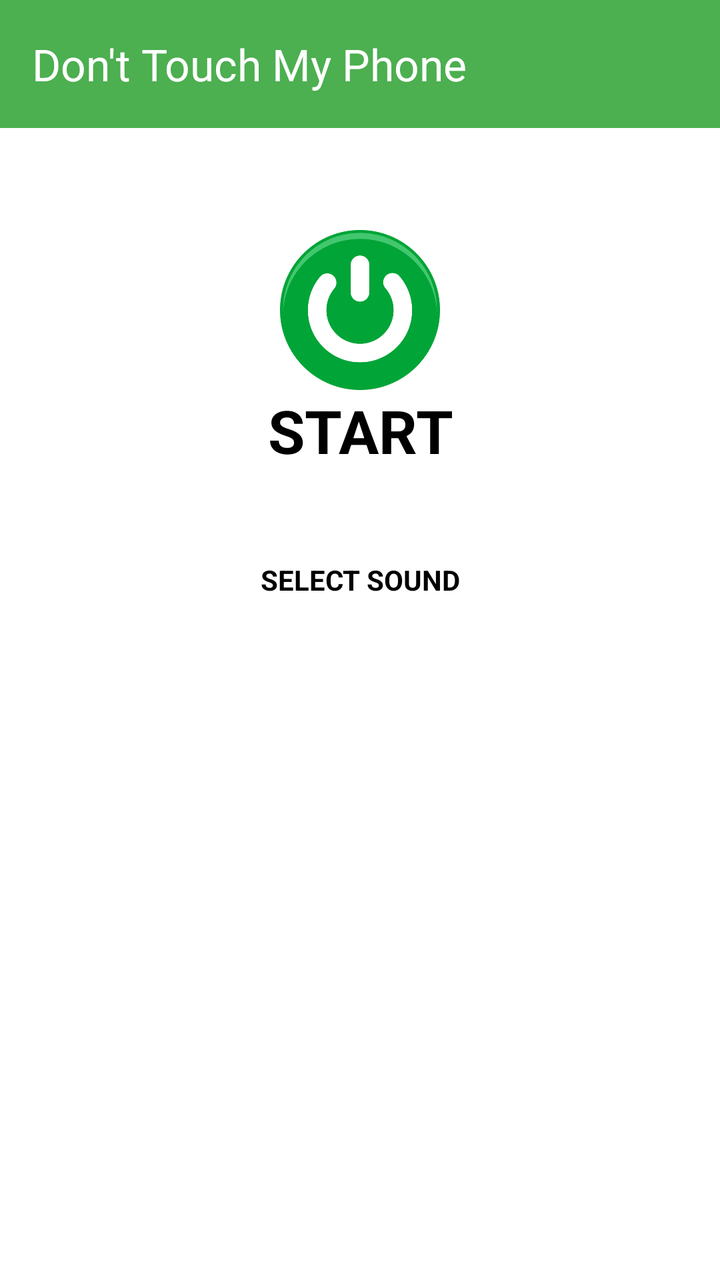
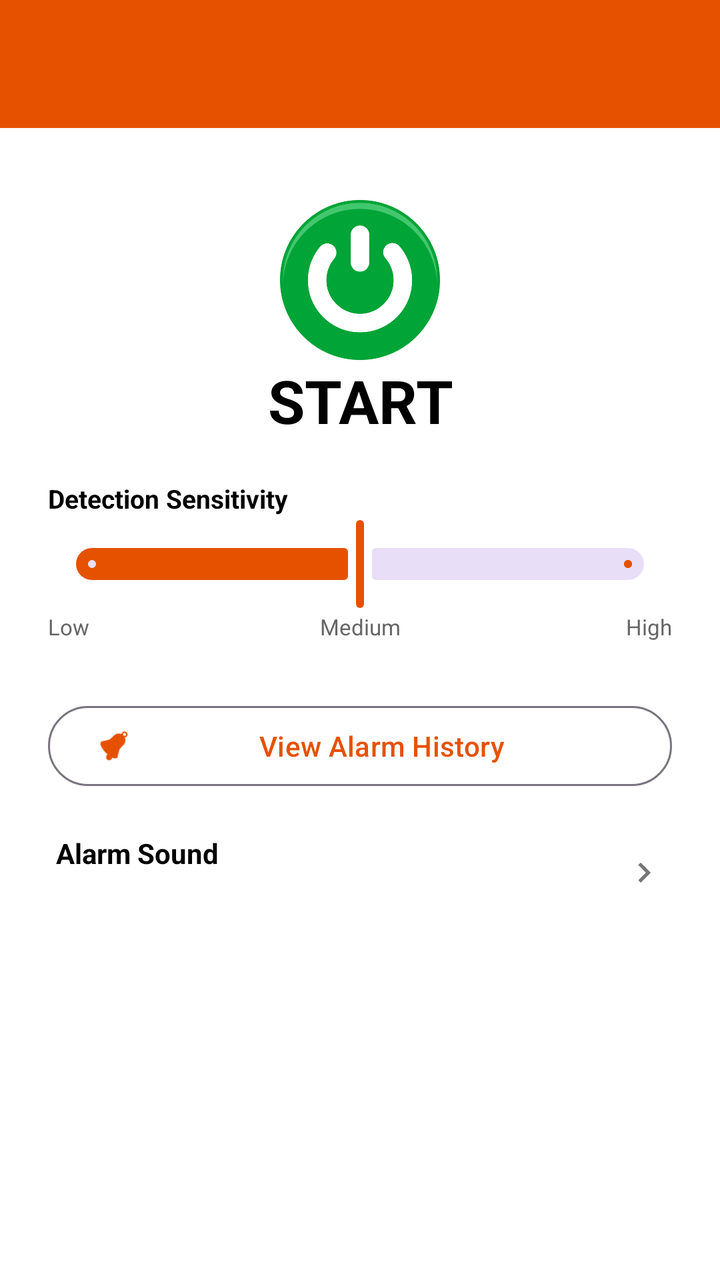

The first picture is an Android layout as it rendered before a commit; the second is the same layout after the commit. The layout source and the unified diff follow.
<!-- AndroidManifest.xml: application theme Theme.DontTouchMyPhone -->
<!-- res/layout/activity_main.xml -->
<?xml version="1.0" encoding="utf-8"?>
<RelativeLayout xmlns:android="http://schemas.android.com/apk/res/android"
    xmlns:app="http://schemas.android.com/apk/res-auto"
    android:layout_width="match_parent"
    android:layout_height="match_parent"
    android:background="#FFFF">

    <LinearLayout
        android:layout_width="match_parent"
        android:layout_height="match_parent"
        android:layout_alignParentStart="true"
        android:layout_marginStart="0dp"
        android:orientation="vertical">

        <com.google.android.material.appbar.AppBarLayout
            android:id="@+id/tool"
            android:layout_width="match_parent"
            android:layout_height="wrap_content"
            android:theme="@style/ThemeOverlay.AppCompat.Dark.ActionBar"
            app:layout_constraintEnd_toEndOf="parent"
            app:layout_constraintStart_toStartOf="parent"
            app:layout_constraintTop_toTopOf="parent"
            app:layout_constraintBottom_toTopOf="@+id/linearLayout">

            <com.google.android.material.appbar.MaterialToolbar
                android:id="@+id/toolbar"
                android:layout_width="match_parent"
                android:layout_height="?attr/actionBarSize"
                android:background="#4CAF50"
                app:layout_scrollFlags="scroll|enterAlways"
                app:popupTheme="@style/ThemeOverlay.AppCompat.Light"
                app:title="Don't Touch My Phone"
                app:titleTextColor="@android:color/white" />

        </com.google.android.material.appbar.AppBarLayout>

        <ScrollView
            android:layout_width="match_parent"
            android:layout_height="match_parent"
            android:fillViewport="true">

            
            <LinearLayout
                android:layout_width="match_parent"
                android:layout_height="wrap_content"
                android:orientation="vertical"
                android:padding="16dp">

                <LinearLayout
                    android:layout_width="match_parent"
                    android:layout_height="wrap_content"
                    android:orientation="vertical"
                    android:padding="20dp">

                    
                    <LinearLayout
                        android:id="@+id/startServiceButton"
                        android:layout_width="match_parent"
                        android:layout_height="wrap_content"
                        android:gravity="center_horizontal"
                        android:orientation="vertical"
                        android:padding="15dp">

                        <ImageView
                            android:id="@+id/image"
                            android:layout_width="80dp"
                            android:layout_height="80dp"
                            android:layout_gravity="center"
                            android:src="@drawable/turnonicon" />

                        <TextView
                            android:id="@+id/statusBtn"
                            android:layout_width="wrap_content"
                            android:layout_height="wrap_content"
                            android:gravity="center"
                            android:text="START"
                            android:textColor="@color/black"
                            android:textSize="30sp"
                            android:textStyle="bold" />

                        
                        <TextView
                            android:id="@+id/countdownTimer"
                            android:layout_width="match_parent"

                            android:layout_height="wrap_content"
                            android:gravity="center"
                            android:text=""
                            android:textColor="@color/black"
                            android:textSize="20sp"
                            android:textStyle="bold"
                            android:visibility="gone" />
                    </LinearLayout>
                </LinearLayout>

                <TextView
                    android:id="@+id/select"
                    android:layout_width="match_parent"
                    android:layout_height="wrap_content"
                    android:padding="10dp"
                    android:text="SELECT SOUND"
                    android:textAlignment="center"
                    android:textColor="@color/black"
                    android:textStyle="bold" />

                
                <androidx.recyclerview.widget.RecyclerView
                    android:id="@+id/recyclerView"
                    android:layout_width="match_parent"
                    android:layout_height="wrap_content" />
            </LinearLayout>
        </ScrollView>
    </LinearLayout>
</RelativeLayout>
<!-- resources referenced by this layout -->
<resources>
  <color name="black">#FF000000</color>
  <!-- drawable turnonicon: png bitmap (drawable, 5613 bytes) -->
  <style name="Theme.DontTouchMyPhone" parent="Base.Theme.DontTouchMyPhone" />
  <style name="Base.Theme.DontTouchMyPhone" parent="Theme.Material3.DayNight.NoActionBar">
          
          
          <item name="colorPrimary">@color/your_toolbar_color</item>
          <item name="colorPrimaryDark">@color/your_status_bar_color</item>
          <item name="colorAccent">@color/colorAccent</item>
      </style>
  <color name="your_toolbar_color">#FF6200EE</color>
  <color name="your_status_bar_color">#4CAF50</color>
  <color name="colorAccent">#03DAC5</color>
</resources>

<!-- the commit's change to res/layout/activity_main.xml (unified diff, before → after) -->
@@ -3,34 +3,26 @@
     xmlns:app="http://schemas.android.com/apk/res-auto"
     android:layout_width="match_parent"
     android:layout_height="match_parent"
-    android:background="#FFFF">
+    android:background="#FFFFFF">
 
     <LinearLayout
         android:layout_width="match_parent"
         android:layout_height="match_parent"
-        android:layout_alignParentStart="true"
-        android:layout_marginStart="0dp"
         android:orientation="vertical">
 
         <com.google.android.material.appbar.AppBarLayout
             android:id="@+id/tool"
             android:layout_width="match_parent"
             android:layout_height="wrap_content"
-            android:theme="@style/ThemeOverlay.AppCompat.Dark.ActionBar"
-            app:layout_constraintEnd_toEndOf="parent"
-            app:layout_constraintStart_toStartOf="parent"
-            app:layout_constraintTop_toTopOf="parent"
-            app:layout_constraintBottom_toTopOf="@+id/linearLayout">
+            android:theme="@style/ThemeOverlay.AppCompat.Dark.ActionBar">
 
             <com.google.android.material.appbar.MaterialToolbar
                 android:id="@+id/toolbar"
                 android:layout_width="match_parent"
                 android:layout_height="?attr/actionBarSize"
-                android:background="#4CAF50"
-                app:layout_scrollFlags="scroll|enterAlways"
-                app:popupTheme="@style/ThemeOverlay.AppCompat.Light"
-                app:title="Don't Touch My Phone"
-                app:titleTextColor="@android:color/white" />
+                android:background="#E65100"
+                app:titleTextColor="@android:color/white"
+                app:popupTheme="@style/ThemeOverlay.AppCompat.Light" />
 
         </com.google.android.material.appbar.AppBarLayout>
 
@@ -39,75 +31,177 @@
             android:layout_height="match_parent"
             android:fillViewport="true">
 
-            
             <LinearLayout
                 android:layout_width="match_parent"
                 android:layout_height="wrap_content"
                 android:orientation="vertical"
                 android:padding="16dp">
 
+                
                 <LinearLayout
                     android:layout_width="match_parent"
                     android:layout_height="wrap_content"
+                    android:gravity="center_horizontal"
                     android:orientation="vertical"
                     android:padding="20dp">
 
-                    
+                    <ImageView
+                        android:id="@+id/image"
+                        android:layout_width="80dp"
+                        android:layout_height="80dp"
+                        android:layout_gravity="center"
+                        android:src="@drawable/turnonicon" />
+
+                    <TextView
+                        android:id="@+id/statusBtn"
+                        android:layout_width="wrap_content"
+                        android:layout_height="wrap_content"
+                        android:gravity="center"
+                        android:text="START"
+                        android:textColor="@color/black"
+                        android:textSize="30sp"
+                        android:textStyle="bold" />
+
+                    <TextView
+                        android:id="@+id/countdownTimer"
+                        android:layout_width="match_parent"
+                        android:layout_height="wrap_content"
+                        android:gravity="center"
+                        android:text=""
+                        android:textColor="@color/black"
+                        android:textSize="18sp"
+                        android:textStyle="bold"
+                        android:visibility="gone" />
+
+                </LinearLayout>
+
+                
+                <LinearLayout
+                    android:id="@+id/sensitivitySection"
+                    android:layout_width="match_parent"
+                    android:layout_height="wrap_content"
+                    android:orientation="vertical"
+                    android:paddingStart="8dp"
+                    android:paddingEnd="8dp"
+                    android:paddingBottom="8dp">
+
+                    <TextView
+                        android:layout_width="wrap_content"
+                        android:layout_height="wrap_content"
+                        android:text="Detection Sensitivity"
+                        android:textColor="@color/black"
+                        android:textSize="13sp"
+                        android:textStyle="bold" />
+
+                    <com.google.android.material.slider.Slider
+                        android:id="@+id/sensitivitySlider"
+                        android:layout_width="match_parent"
+                        android:layout_height="wrap_content"
+                        android:valueFrom="0"
+                        android:valueTo="2"
+                        android:stepSize="1"
+                        app:thumbColor="#E65100"
+                        app:trackColorActive="#E65100"
+                        android:value="1" />
+
                     <LinearLayout
-                        android:id="@+id/startServiceButton"
-                        android:layout_width="match_parent"
-                        android:layout_height="wrap_content"
-                        android:gravity="center_horizontal"
-                        android:orientation="vertical"
-                        android:padding="15dp">
-
-                        <ImageView
-                            android:id="@+id/image"
-                            android:layout_width="80dp"
-                            android:layout_height="80dp"
-                            android:layout_gravity="center"
-                            android:src="@drawable/turnonicon" />
-
-                        <TextView
-                            android:id="@+id/statusBtn"
+                        android:layout_width="match_parent"
+                        android:layout_height="wrap_content"
+                        android:orientation="horizontal">
+
+                        <TextView
+                            android:layout_width="0dp"
+                            android:layout_height="wrap_content"
+                            android:layout_weight="1"
+                            android:gravity="start"
+                            android:text="Low"
+                            android:textColor="#666666"
+                            android:textSize="11sp" />
+
+                        <TextView
+                            android:layout_width="0dp"
+                            android:layout_height="wrap_content"
+                            android:layout_weight="1"
+                            android:gravity="center"
+                            android:text="Medium"
+                            android:textColor="#666666"
+                            android:textSize="11sp" />
+
+                        <TextView
+                            android:layout_width="0dp"
+                            android:layout_height="wrap_content"
+                            android:layout_weight="1"
+                            android:gravity="end"
+                            android:text="High"
+                            android:textColor="#666666"
+                            android:textSize="11sp" />
+
+                    </LinearLayout>
+
+                    <TextView
+                        android:id="@+id/tvSensitivityHint"
+                        android:layout_width="match_parent"
+                        android:layout_height="wrap_content"
+                        android:layout_marginTop="4dp"
+                        android:gravity="center"
+                        android:textColor="#E65100"
+                        android:textSize="12sp"
+                        android:textStyle="italic" />
+
+                </LinearLayout>
+
+                
+                <com.google.android.material.button.MaterialButton
+                    android:id="@+id/btnHistory"
+                    style="@style/Widget.Material3.Button.OutlinedButton"
+                    android:layout_width="match_parent"
+                    android:layout_height="wrap_content"
+                    android:layout_marginStart="8dp"
+                    android:layout_marginEnd="8dp"
+                    android:layout_marginBottom="8dp"
+                    android:text="View Alarm History"
+                    app:icon="@drawable/alarm" />
+
+                <LinearLayout
+                    android:id="@+id/soundPickerRow"
+                    android:layout_width="match_parent"
+                    android:layout_height="wrap_content"
+                    android:background="?attr/selectableItemBackground"
+                    android:gravity="center_vertical"
+                    android:orientation="horizontal"
+                    android:padding="12dp">
+
+                    <LinearLayout
+                        android:layout_width="0dp"
+                        android:layout_height="wrap_content"
+                        android:layout_weight="1"
+                        android:orientation="vertical">
+
+                        <TextView
                             android:layout_width="wrap_content"
                             android:layout_height="wrap_content"
-                            android:gravity="center"
-                            android:text="START"
+                            android:text="Alarm Sound"
                             android:textColor="@color/black"
-                            android:textSize="30sp"
+                            android:textSize="14sp"
                             android:textStyle="bold" />
 
-                        
-                        <TextView
-                            android:id="@+id/countdownTimer"
-                            android:layout_width="match_parent"
-
-                            android:layout_height="wrap_content"
-                            android:gravity="center"
-                            android:text=""
-                            android:textColor="@color/black"
-                            android:textSize="20sp"
-                            android:textStyle="bold"
-                            android:visibility="gone" />
+                        <TextView
+                            android:id="@+id/tvSelectedSound"
+                            android:layout_width="wrap_content"
+                            android:layout_height="wrap_content"
+                            android:layout_marginTop="2dp"
+                            android:textColor="#E65100"
+                            android:textSize="13sp" />
+
                     </LinearLayout>
+
+                    <ImageView
+                        android:layout_width="20dp"
+                        android:layout_height="20dp"
+                        android:src="@drawable/ic_arrow_right" />
+
                 </LinearLayout>
 
-                <TextView
-                    android:id="@+id/select"
-                    android:layout_width="match_parent"
-                    android:layout_height="wrap_content"
-                    android:padding="10dp"
-                    android:text="SELECT SOUND"
-                    android:textAlignment="center"
-                    android:textColor="@color/black"
-                    android:textStyle="bold" />
-
-                
-                <androidx.recyclerview.widget.RecyclerView
-                    android:id="@+id/recyclerView"
-                    android:layout_width="match_parent"
-                    android:layout_height="wrap_content" />
             </LinearLayout>
         </ScrollView>
     </LinearLayout>
<!-- resource entries referenced after the edit -->
@@ -1,17 +1,29 @@
 <!-- resources referenced by this layout -->
 <resources>
   <color name="black">#FF000000</color>
+  <!-- drawable alarm: png bitmap (drawable, 1106 bytes) -->
+  <!-- drawable ic_arrow_right (drawable) -->
+  <?xml version="1.0" encoding="utf-8"?>
+  <vector xmlns:android="http://schemas.android.com/apk/res/android"
+      android:width="24dp"
+      android:height="24dp"
+      android:viewportWidth="24"
+      android:viewportHeight="24">
+      <path
+          android:fillColor="#757575"
+          android:pathData="M8.59,16.59L13.17,12 8.59,7.41 10,6l6,6-6,6-1.41-1.41z"/>
+  </vector>
   <!-- drawable turnonicon: png bitmap (drawable, 5613 bytes) -->
   <style name="Theme.DontTouchMyPhone" parent="Base.Theme.DontTouchMyPhone" />
   <style name="Base.Theme.DontTouchMyPhone" parent="Theme.Material3.DayNight.NoActionBar">
-          
-          
           <item name="colorPrimary">@color/your_toolbar_color</item>
           <item name="colorPrimaryDark">@color/your_status_bar_color</item>
           <item name="colorAccent">@color/colorAccent</item>
+          
+          <item name="android:windowOptOutEdgeToEdgeEnforcement" tools:targetApi="35">true</item>
       </style>
-  <color name="your_toolbar_color">#FF6200EE</color>
-  <color name="your_status_bar_color">#4CAF50</color>
-  <color name="colorAccent">#03DAC5</color>
+  <color name="your_toolbar_color">#E65100</color>
+  <color name="your_status_bar_color">#BF360C</color>
+  <color name="colorAccent">#FFA726</color>
 </resources>
 
